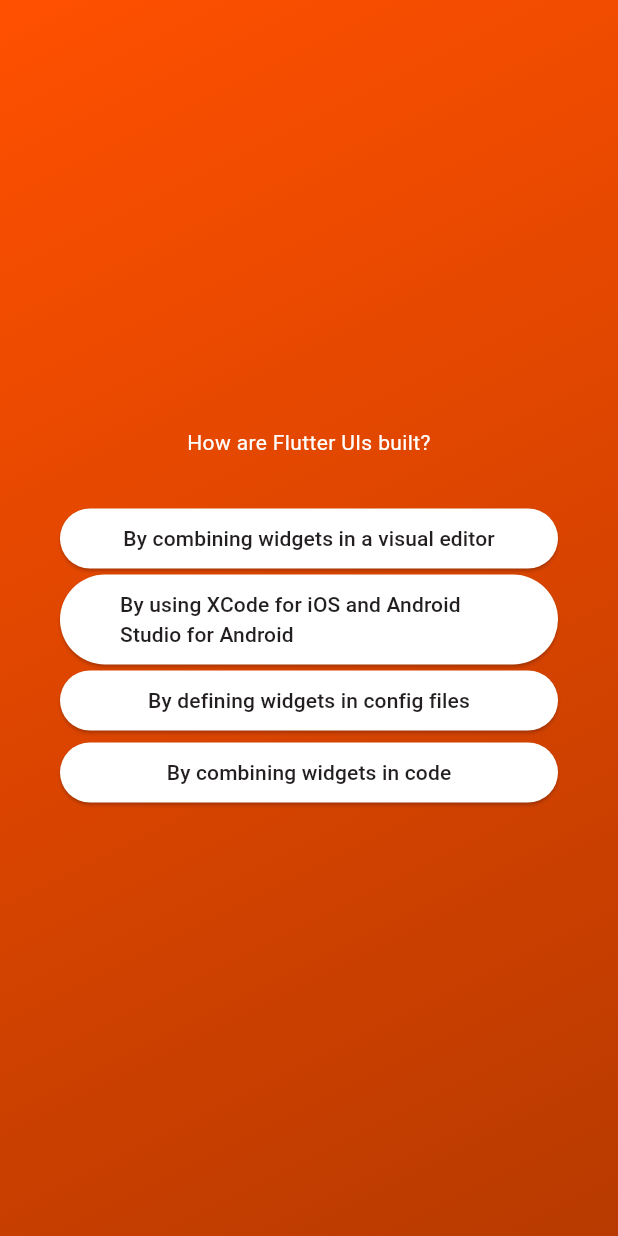
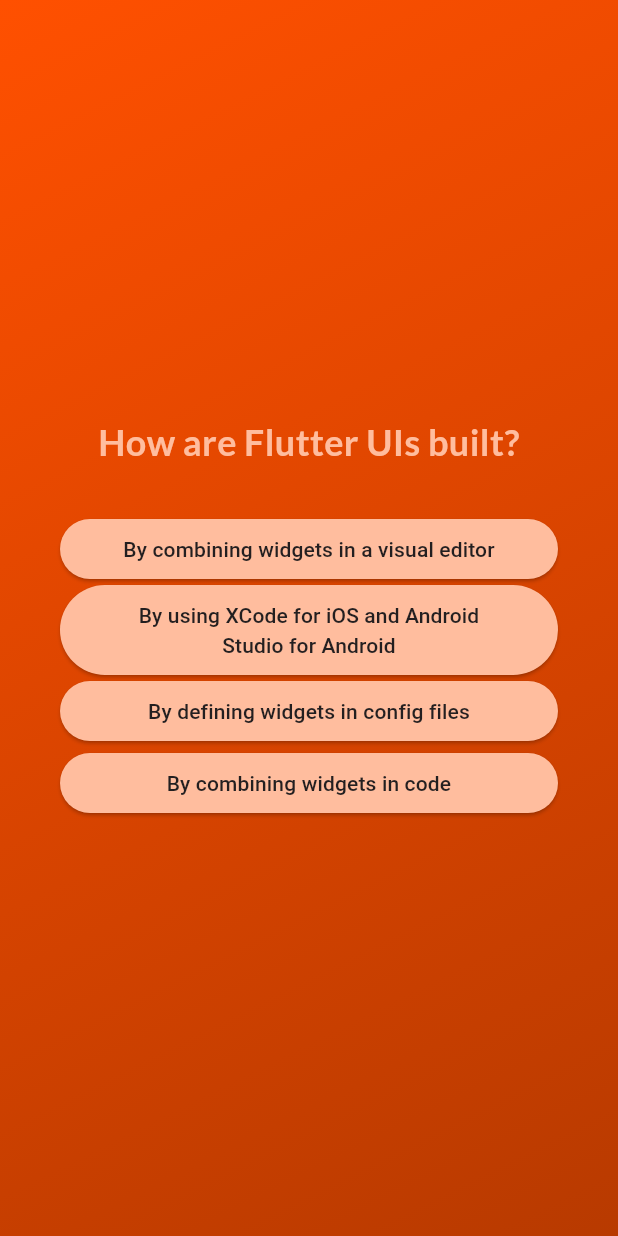
Before and after one commit to mariofouad/Quiz-Mobile-App, a Flutter app: the screen it shows after launch, after a tap on "Start Quiz", after a tap on "Components", on a phone screen of 412 x 824 dp. Run offline on Flutter 3.47's test engine with Material 3 defaults, Android fonts, the phone set to English and light mode, and no system bars; our stand-ins replace google_fonts.

Commit message:
last page

```diff
--- a/quiz_app/lib/answer_button.dart
+++ b/quiz_app/lib/answer_button.dart
@@ -11,7 +11,7 @@
   final void Function() onTap;
 
   @override
-  Widget build(BuildContext context) {
+  Widget build(context) {
     return ElevatedButton(
       onPressed: onTap,
       style: ElevatedButton.styleFrom(
@@ -19,13 +19,16 @@
           vertical: 10,
           horizontal: 40,
         ),
-        backgroundColor: Colors.white,
+        backgroundColor: const Color.fromARGB(255, 255, 189, 158),
         foregroundColor: const Color.fromARGB(255, 35, 31, 32),
         shape: RoundedRectangleBorder(
           borderRadius: BorderRadius.circular(40),
         ),
       ),
-      child: Text(answerText),
+      child: Text(
+        answerText,
+        textAlign: TextAlign.center,
+      ),
     );
   }
 }
--- a/quiz_app/lib/models/quiz_question.dart
+++ b/quiz_app/lib/models/quiz_question.dart
@@ -4,7 +4,7 @@
   final String text;
   final List<String> answers;
 
-  List<String> getShuffleAnswers() {
+  List<String> get shuffleAnswers {
     final shuffleList = List.of(answers);
     shuffleList.shuffle();
     return shuffleList;
--- a/quiz_app/lib/questions_screen.dart
+++ b/quiz_app/lib/questions_screen.dart
@@ -1,9 +1,13 @@
 import 'package:flutter/material.dart';
 import 'package:quiz_app/answer_button.dart';
 import 'package:quiz_app/data/questions.dart';
+import 'package:google_fonts/google_fonts.dart';
 
 class QuestionsScreen extends StatefulWidget {
-  const QuestionsScreen({super.key});
+  const QuestionsScreen({super.key, required this.onSelectAnswer});
+
+  final void Function(String answer) onSelectAnswer;
+
   @override
   State<QuestionsScreen> createState() {
     return _QuestionsScreenState();
@@ -13,7 +17,8 @@
 class _QuestionsScreenState extends State<QuestionsScreen> {
   var currentQuestionIndex = 0;
 
-  void answerQuestion() {
+  void answerQuestion(String selectedAnswer) {
+    widget.onSelectAnswer(selectedAnswer);
     setState(() {
       currentQuestionIndex++;
     });
@@ -33,16 +38,20 @@
           children: [
             Text(
               currentQuestion.text,
-              style: const TextStyle(
-                color: Colors.white,
+              style: GoogleFonts.lato(
+                color: const Color.fromARGB(255, 255, 189, 158),
+                fontSize: 24,
+                fontWeight: FontWeight.bold,
               ),
               textAlign: TextAlign.center,
             ),
             const SizedBox(height: 30),
-            ...currentQuestion.getShuffleAnswers().map((answer) {
+            ...currentQuestion.shuffleAnswers.map((answer) {
               return AnswerButton(
                 answerText: answer,
-                onTap: answerQuestion,
+                onTap: () {
+                  answerQuestion(answer);
+                },
               );
             }),
           ],
--- a/quiz_app/lib/quiz.dart
+++ b/quiz_app/lib/quiz.dart
@@ -1,5 +1,7 @@
 import 'package:flutter/material.dart';
+import 'package:quiz_app/data/questions.dart';
 import 'package:quiz_app/questions_screen.dart';
+import 'package:quiz_app/results_screen.dart';
 import 'package:quiz_app/start_screen.dart';
 
 class Quiz extends StatefulWidget {
@@ -11,15 +13,8 @@
 }
 
 class _QuizState extends State<Quiz> {
+  List<String> selectedAnswers = [];
   var activeScreen = 'start-screen';
-
-  // Widget? activeScreen;
-
-  // @override
-  // void initState() {
-  //   activeScreen = StartScreen(switchScreen);
-  //   super.initState();
-  // }
 
   void switchScreen() {
     setState(() {
@@ -27,12 +22,36 @@
     });
   }
 
+  void restartQuiz() {
+    setState(() {
+      selectedAnswers = [];
+      activeScreen = 'questions-screen';
+    });
+  }
+
+  void chooseAnswer(String answer) {
+    selectedAnswers.add(answer);
+
+    if (selectedAnswers.length == questions.length) {
+      setState(() {
+        activeScreen = 'results-screen';
+      });
+    }
+  }
+
   @override
   Widget build(context) {
     Widget screenWidget = StartScreen(switchScreen);
 
     if (activeScreen == 'questions-screen') {
-      screenWidget = const QuestionsScreen();
+      screenWidget = QuestionsScreen(
+        onSelectAnswer: chooseAnswer,
+      );
+    } else if (activeScreen == 'results-screen') {
+      screenWidget = ResultsScreen(
+        onRestart: restartQuiz,
+        chosenAnswers: selectedAnswers,
+      );
     }
 
     return MaterialApp(
@@ -49,7 +68,7 @@
               end: Alignment.bottomRight,
             ),
           ),
-          child: screenWidget, //activeScreen,
+          child: screenWidget,
         ),
       ),
     );
--- a/quiz_app/lib/start_screen.dart
+++ b/quiz_app/lib/start_screen.dart
@@ -1,4 +1,5 @@
 import 'package:flutter/material.dart';
+import 'package:google_fonts/google_fonts.dart';
 
 class StartScreen extends StatelessWidget {
   const StartScreen(this.startQuiz, {super.key});
@@ -16,17 +17,10 @@
             width: 300,
             color: const Color.fromARGB(150, 255, 255, 255),
           ),
-          // Opacity(
-          //   opacity: 0.6,
-          //   child: Image.asset(
-          //     'assets/images/quiz-logo.png',
-          //     width: 300,
-          //   ),
-          // ),
           const SizedBox(height: 80),
-          const Text(
+          Text(
             "Learn Flutter the fun way!",
-            style: TextStyle(
+            style: GoogleFonts.lato(
               color: Colors.white,
               fontSize: 24,
             ),
--- a/quiz_app/pubspec.yaml
+++ b/quiz_app/pubspec.yaml
@@ -35,6 +35,7 @@
   # The following adds the Cupertino Icons font to your application.
   # Use with the CupertinoIcons class for iOS style icons.
   cupertino_icons: ^1.0.2
+  google_fonts: ^6.1.0
 
 dev_dependencies:
   flutter_test:
@@ -45,7 +46,7 @@
   # activated in the `analysis_options.yaml` file located at the root of your
   # package. See that file for information about deactivating specific lint
   # rules and activating additional ones.
-  flutter_lints: ^2.0.0
+  flutter_lints: ^3.0.1
 
 # For information on the generic Dart part of this file, see the
 # following page: https://dart.dev/tools/pub/pubspec
```
Also changed, not shown: quiz_app/lib/questions_summary.dart (added, +40 -0 lines), quiz_app/lib/results_screen.dart (added, +71 -0 lines), quiz_app/pubspec.lock, 1 other file.
